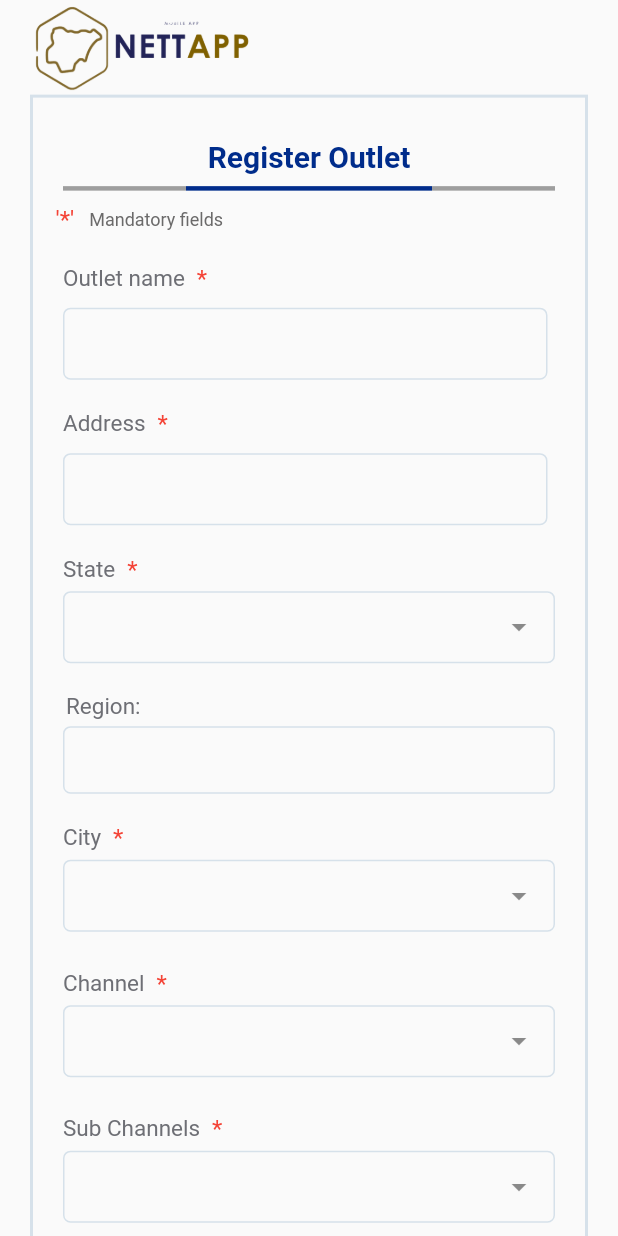
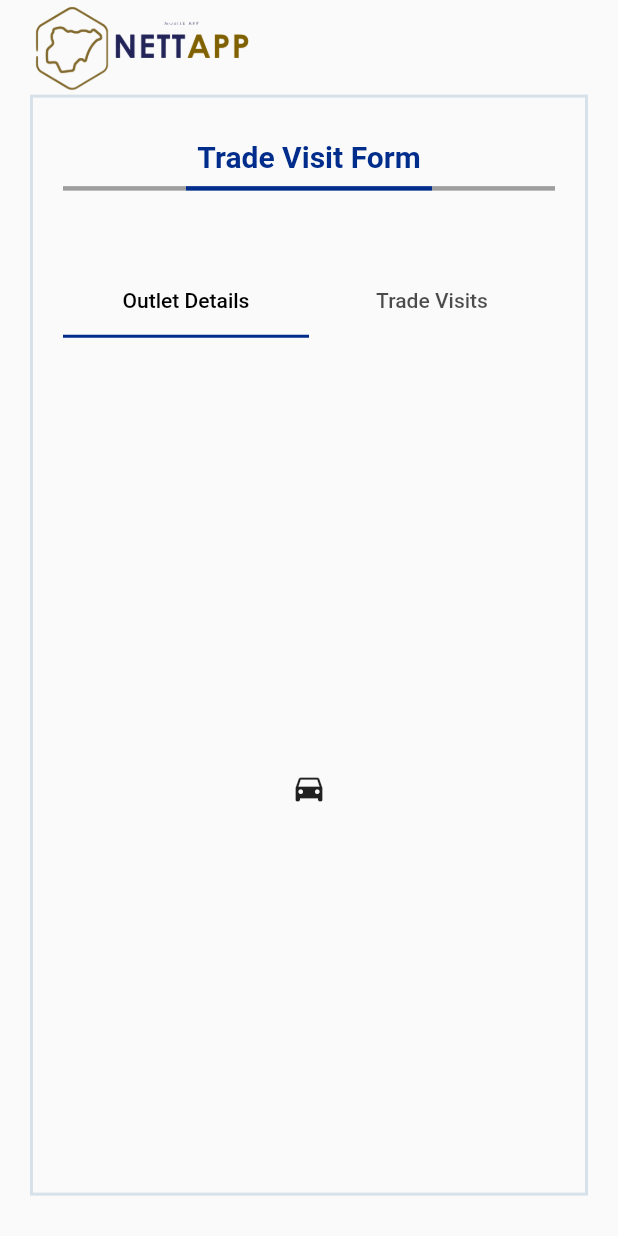
Before and after one commit to ObiVictorChibuike/Dexter_customer, a Flutter app: the TradeVisitFormScreen screen opened by its route, on a phone screen of 412 x 824 dp. Run offline on Flutter 3.47's test engine with Material 2 defaults, Android fonts, the phone set to English and light mode, and no system bars; drawn by our look-alikes of dropdown_textfield; our stand-ins replace lottie; Roboto replaces fonts that are missing (neueplak).

Commit message:
Working on form

```diff
--- a/lib/core/widgets/text_widget.dart
+++ b/lib/core/widgets/text_widget.dart
@@ -8,18 +8,21 @@ class TextWidget extends StatelessWidget {
       this.fontWeight = FontWeight.normal,
       this.color = Colors.black,
       this.textAlign,
-      this.decoration});
+      this.decoration,
+      this.overflow});
   final String? text;
   final double fontSize;
   final FontWeight fontWeight;
   final Color color;
   final TextAlign? textAlign;
   final TextDecoration? decoration;
+  final TextOverflow? overflow;
   @override
   Widget build(BuildContext context) {
     return Text(
       text!,
       textAlign: textAlign,
+      overflow: overflow,
       style: TextStyle(
           color: color,
           fontWeight: fontWeight,
--- /dev/null
+++ b/lib/features/trade_visit/widgets/outlet_details.dart
@@ -0,0 +1,10 @@
+import 'package:flutter/material.dart';
+
+class OutletDetails extends StatelessWidget {
+  const OutletDetails({super.key});
+
+  @override
+  Widget build(BuildContext context) {
+    return const Placeholder();
+  }
+}
--- /dev/null
+++ b/lib/features/trade_visit/widgets/outlet_details_row.dart
@@ -0,0 +1,20 @@
+import 'package:flutter/material.dart';
+import 'package:nettapp/core/widgets/text_widget.dart';
+
+class OutletDetailsRow extends StatelessWidget {
+  const OutletDetailsRow({super.key, required this.label, required this.value});
+  final String label;
+  final String value;
+  @override
+  Widget build(BuildContext context) {
+    return Row(
+      mainAxisAlignment: MainAxisAlignment.spaceBetween,
+      children: [
+        TextWidget(text: label),
+        TextWidget(
+          text: value,
+        )
+      ],
+    );
+  }
+}
--- a/lib/features/trade_visit/widgets/trade_visit_form.dart
+++ b/lib/features/trade_visit/widgets/trade_visit_form.dart
@@ -1,13 +1,7 @@
 import 'package:flutter/material.dart';
 import 'package:nettapp/core/app_colors/app_colors.dart';
-import 'package:nettapp/core/constants/lists.dart';
 import 'package:nettapp/core/widgets/outlined_container.dart';
-import 'package:nettapp/core/widgets/text_widget.dart';
-import 'package:nettapp/features/auth/widgets/blue_button_widget.dart';
-import 'package:nettapp/features/outlets/widgets/drop_down_widget.dart';
 import 'package:nettapp/features/outlets/widgets/form_header.dart';
-import 'package:nettapp/features/outlets/widgets/form_input_field.dart';
-import 'package:nettapp/features/outlets/widgets/show_alert.dart';
 
 class TradeVisitForm extends StatefulWidget {
   const TradeVisitForm({super.key});
@@ -16,7 +10,8 @@ class TradeVisitForm extends StatefulWidget {
   State<TradeVisitForm> createState() => _TradeVisitFormState();
 }
 
-class _TradeVisitFormState extends State<TradeVisitForm> {
+class _TradeVisitFormState extends State<TradeVisitForm>
+    with SingleTickerProviderStateMixin {
   final formfieldkey_1 = GlobalKey<FormFieldState>();
   final formfieldkey_2 = GlobalKey<FormFieldState>();
   final formfieldkey_3 = GlobalKey<FormFieldState>();
@@ -28,6 +23,27 @@ class _TradeVisitFormState extends State<TradeVisitForm> {
   String? region;
   String? subChannel;
 
+  late TabController _tabController;
+
+  static const List<Tab> myTabs = <Tab>[
+    Tab(
+      text: "Outlet Details",
+    ),
+    Tab(text: "Trade Visits"),
+  ];
+
+  @override
+  void initState() {
+    super.initState();
+    _tabController = TabController(vsync: this, length: myTabs.length);
+  }
+
+  @override
+  void dispose() {
+    _tabController.dispose();
+    super.dispose();
+  }
+
   @override
   Widget build(BuildContext context) {
     return OutlinedContainer(
@@ -35,127 +51,27 @@ class _TradeVisitFormState extends State<TradeVisitForm> {
         child: Column(
           crossAxisAlignment: CrossAxisAlignment.start,
           children: [
-            const FormHeaderWidget(title: "Register Outlet"),
-            const Padding(
-              padding: EdgeInsets.only(left: 15.0, top: 10),
-              child: Row(
-                children: [
-                  TextWidget(
-                    text: "'*'",
-                    color: Colors.red,
-                  ),
-                  SizedBox(
-                    width: 10,
-                  ),
-                  TextWidget(
-                    text: "Mandatory fields",
-                    fontSize: 12,
-                    color: Color.fromARGB(255, 107, 106, 106),
-                  ),
+            const FormHeaderWidget(title: "Trade Visit Form"),
+            Padding(
+              padding:
+                  const EdgeInsets.symmetric(horizontal: 20.0, vertical: 50),
+              child: TabBar(
+                controller: _tabController,
+                indicatorColor: AppColors.blue,
+                labelColor: Colors.black,
+                tabs: const [...myTabs],
+              ),
+            ),
+            SizedBox(
+              height: 500,
+              child: TabBarView(
+                controller: _tabController,
+                children: const [
+                  Icon(Icons.directions_car),
+                  Icon(Icons.directions_transit),
                 ],
               ),
             ),
-            FormInputFieldWidget(
-                isMandatory: true,
-                label: "Outlet name",
-                hintText: "",
-                onChanged: (val) {},
-                textFieldkey: formfieldkey_1),
-            FormInputFieldWidget(
-                isMandatory: true,
-                label: "Address",
-                hintText: "",
-                onChanged: (val) {},
-                textFieldkey: formfieldkey_2),
-            DropDownInput(
-              isMandatory: true,
-              onChanged: (val) {
-                state = val.name;
-                setState(() {});
-              },
-              label: "State",
-              options: states(),
-              enableSearch: true,
-            ),
-            const Padding(
-              padding: EdgeInsets.only(bottom: 4, top: 15, left: 22),
-              child: TextWidget(
-                text: "Region:",
-                fontSize: 15,
-                color: Color.fromARGB(255, 110, 111, 117),
-              ),
-            ),
-            Center(
-              child: Container(
-                margin: const EdgeInsets.symmetric(horizontal: 20),
-                height: 45,
-                width: double.infinity,
-                decoration: BoxDecoration(
-                  border: Border.all(color: AppColors.inputBorder),
-                  borderRadius: BorderRadius.circular(5),
-                ),
-                child: Padding(
-                    padding: const EdgeInsets.only(left: 20.0, top: 12),
-                    child: TextWidget(text: getRegion(state))),
-              ),
-            ),
-            DropDownInput(
-              isMandatory: true,
-              onChanged: (val) {
-                city = val.name;
-              },
-              label: "City",
-              enableSearch: true,
-              options: cities(),
-            ),
-            DropDownInput(
-                isMandatory: true,
-                onChanged: (val) {
-                  channel = val.name;
-                },
-                label: "Channel",
-                options: channels),
-            DropDownInput(
-              isMandatory: true,
-              onChanged: (val) {
-                subChannel = val.name;
-              },
-              label: "Sub Channels",
-              enableSearch: true,
-              options: subChannels(),
-            ),
-            FormInputFieldWidget(
-                isMandatory: false,
-                label: "Name of Manager",
-                hintText: "",
-                onChanged: (val) {},
-                textFieldkey: formfieldkey_3),
-            FormInputFieldWidget(
-                isMandatory: false,
-                label: "Phone Number of Manager",
-                hintText: "",
-                onChanged: (val) {},
-                textFieldkey: formfieldkey_4),
-            FormInputFieldWidget(
-                isMandatory: false,
-                label: "Supplier(s)",
-                hintText: "",
-                onChanged: (val) {},
-                textFieldkey: formfieldkey_5),
-            const SizedBox(
-              height: 30,
-            ),
-            Padding(
-              padding: const EdgeInsets.symmetric(horizontal: 20.0),
-              child: BlueButtonWidget(
-                  onTap: () {
-                    showAlert(context);
-                  },
-                  label: "Register"),
-            ),
-            const SizedBox(
-              height: 20,
-            )
           ],
         ),
       ),
```
